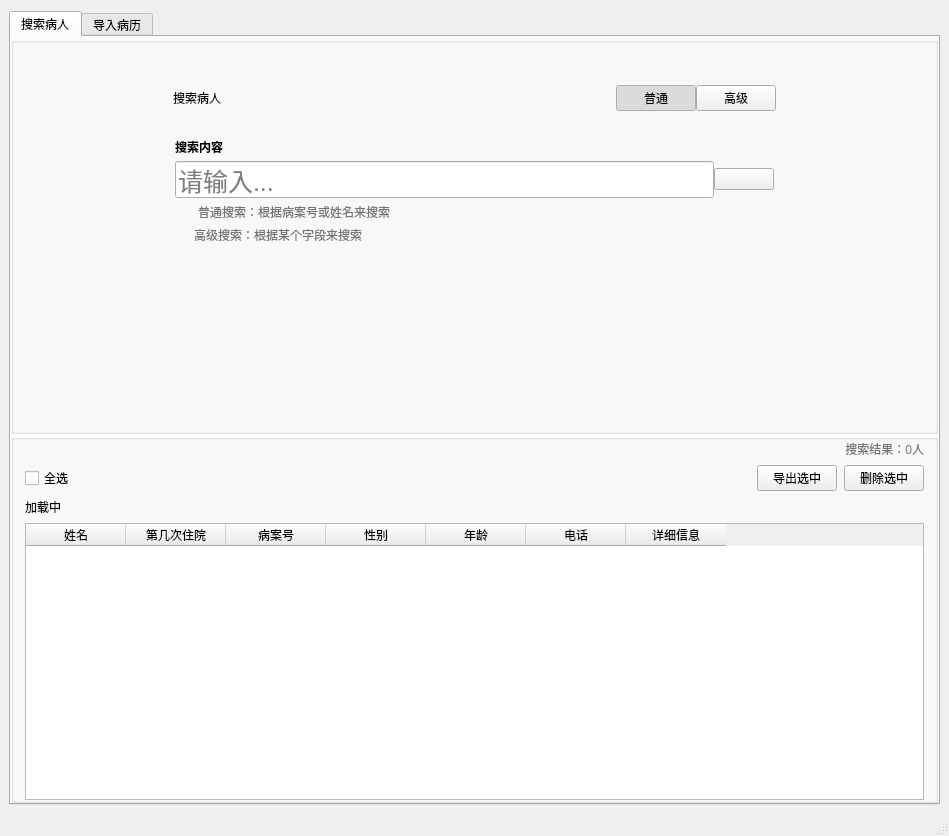
Old version of the form assets/main.ui in the repository termtate/milvus-frontend.
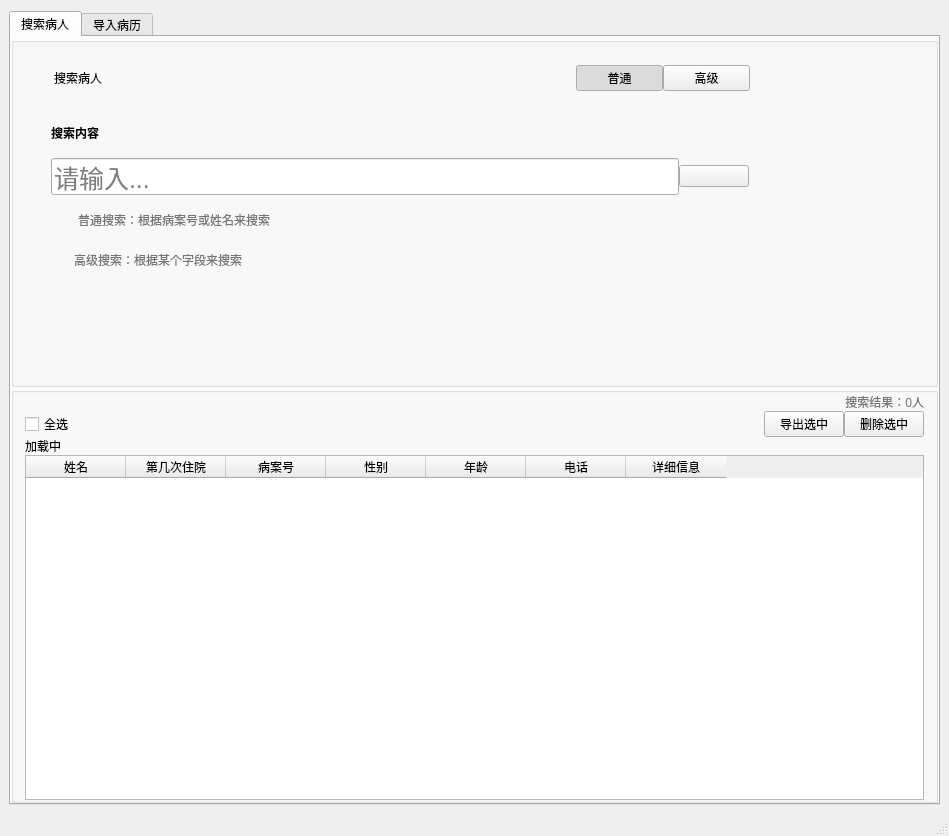
New version of the form. Icons and pictures are not drawn.

The edit to the form file:
```diff
--- a/assets/main.ui
+++ b/assets/main.ui
@@ -79,14 +79,11 @@
    <property name="styleSheet">
     <string notr="true"/>
    </property>
-   <layout class="QVBoxLayout" name="verticalLayout" stretch="0">
-    <property name="spacing">
-     <number>0</number>
-    </property>
+   <layout class="QFormLayout" name="formLayout">
     <property name="topMargin">
      <number>11</number>
     </property>
-    <item>
+    <item row="0" column="0" colspan="2">
      <widget class="QTabWidget" name="tabWidget">
       <property name="currentIndex">
        <number>0</number>
@@ -113,15 +110,24 @@
         </property>
         <item>
          <widget class="QGroupBox" name="groupBox_2">
+          <property name="maximumSize">
+           <size>
+            <width>1000</width>
+            <height>350</height>
+           </size>
+          </property>
           <property name="title">
            <string/>
           </property>
+          <property name="alignment">
+           <set>Qt::AlignLeading|Qt::AlignLeft|Qt::AlignTop</set>
+          </property>
           <layout class="QVBoxLayout" name="verticalLayout_4" stretch="0,0">
            <property name="leftMargin">
-            <number>11</number>
+            <number>0</number>
            </property>
            <property name="topMargin">
-            <number>30</number>
+            <number>10</number>
            </property>
            <property name="rightMargin">
             <number>11</number>
@@ -130,7 +136,7 @@
             <number>0</number>
            </property>
            <item>
-            <layout class="QHBoxLayout" name="horizontalLayout" stretch="2,6,1,1,2">
+            <layout class="QHBoxLayout" name="horizontalLayout" stretch="0,6,1,1,2">
              <property name="spacing">
               <number>0</number>
              </property>
@@ -220,12 +226,12 @@
             </layout>
            </item>
            <item>
-            <layout class="QHBoxLayout" name="horizontalLayout_2" stretch="2,8,2">
+            <layout class="QHBoxLayout" name="horizontalLayout_2" stretch="0,8,2">
              <property name="spacing">
               <number>0</number>
              </property>
              <property name="bottomMargin">
-              <number>10</number>
+              <number>0</number>
              </property>
              <item>
               <spacer name="horizontalSpacer_2">
@@ -257,6 +263,17 @@
                   <number>0</number>
                  </property>
                  <item>
+                  <layout class="QVBoxLayout" name="verticalLayout">
+                   <property name="spacing">
+                    <number>10</number>
+                   </property>
+                   <property name="sizeConstraint">
+                    <enum>QLayout::SetMinimumSize</enum>
+                   </property>
+                   <property name="bottomMargin">
+                    <number>0</number>
+                   </property>
+                   <item>
                   <widget class="QLabel" name="label_2">
                    <property name="baseSize">
                     <size>
@@ -377,15 +394,20 @@
                    </item>
                   </layout>
                  </item>
+                  </layout>
+                 </item>
                  <item>
                   <spacer name="verticalSpacer">
                    <property name="orientation">
                     <enum>Qt::Vertical</enum>
                    </property>
+                   <property name="sizeType">
+                    <enum>QSizePolicy::Maximum</enum>
+                   </property>
                    <property name="sizeHint" stdset="0">
                     <size>
                      <width>20</width>
-                     <height>143</height>
+                     <height>100</height>
                     </size>
                    </property>
                   </spacer>
@@ -752,6 +774,9 @@
                <property name="orientation">
                 <enum>Qt::Horizontal</enum>
                </property>
+               <property name="sizeType">
+                <enum>QSizePolicy::MinimumExpanding</enum>
+               </property>
                <property name="sizeHint" stdset="0">
                 <size>
                  <width>158</width>
@@ -772,7 +797,7 @@
           </property>
           <layout class="QVBoxLayout" name="verticalLayout_2" stretch="0,0,0,0">
            <property name="spacing">
-            <number>7</number>
+            <number>0</number>
            </property>
            <property name="leftMargin">
             <number>11</number>
@@ -866,6 +891,12 @@
              <property name="enabled">
               <bool>true</bool>
              </property>
+             <property name="minimumSize">
+              <size>
+               <width>0</width>
+               <height>200</height>
+              </size>
+             </property>
              <property name="defaultDropAction">
               <enum>Qt::IgnoreAction</enum>
              </property>
@@ -936,7 +967,7 @@
           <item>
            <widget class="QPushButton" name="getpathbutton">
             <property name="text">
-             <string>请选择病历所在的文件夹</string>
+             <string>请选择病历文件</string>
             </property>
             <property name="checkable">
              <bool>true</bool>
```
Lines whose indentation alone changed are shown as unchanged.
